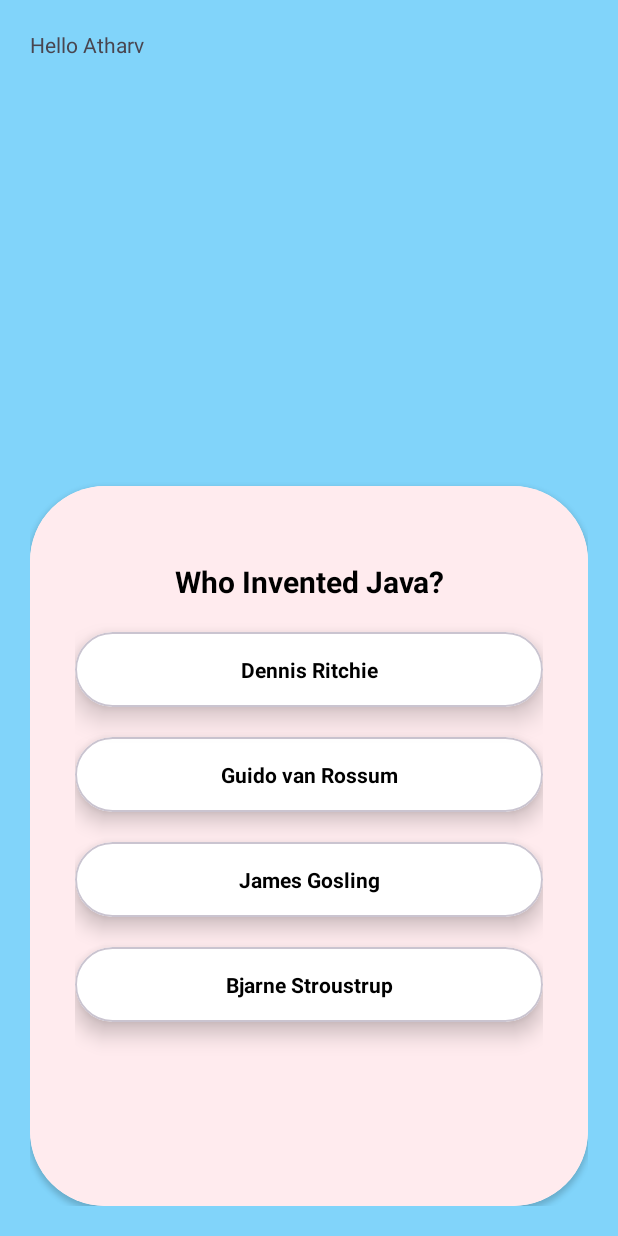
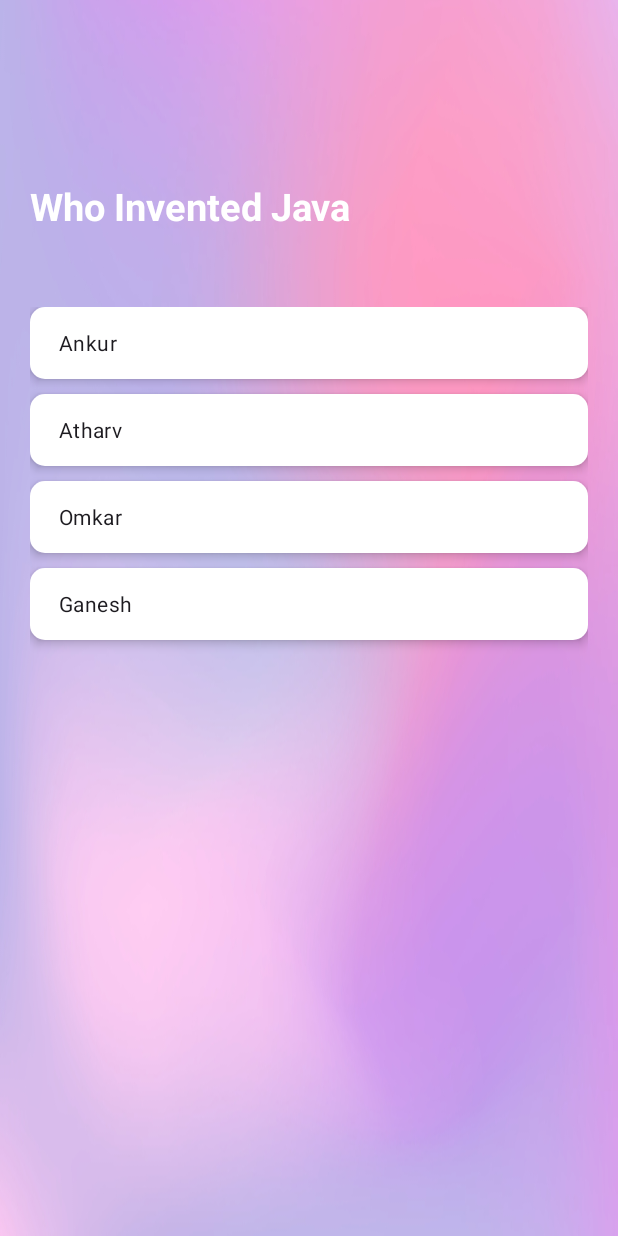
Before and after one commit to Coding-Champp/CodingChamp, an Android app: the screen it shows after launch (MainActivity), on a phone screen of 412 x 824 dp. Run offline under Robolectric (Android 15) with nearby library versions, the phone set to English and light mode, and no system bars.

Commit message:
1st Commit

```diff
--- a/app/src/main/java/com/example/codingchamp/MainActivity.java
+++ b/app/src/main/java/com/example/codingchamp/MainActivity.java
@@ -1,11 +1,10 @@
 package com.example.codingchamp;
 
 import android.content.Context;
-import android.graphics.Color;
 import android.media.AudioManager;
 import android.media.MediaPlayer;
 import android.os.Bundle;
-import android.view.View;
+import android.view.WindowManager;
 import android.widget.Toast;
 
 import androidx.appcompat.app.AppCompatActivity;
@@ -23,12 +22,12 @@ public class MainActivity extends AppCompatActivity {
     protected void onCreate(Bundle savedInstanceState) {
         super.onCreate(savedInstanceState);
         setContentView(R.layout.activity_main);
-
-        b1 = findViewById(R.id.b1);
-        b2 = findViewById(R.id.b2);
-        b3 = findViewById(R.id.b3);
-        b4 = findViewById(R.id.b4);
-
+        getWindow().setFlags(WindowManager.LayoutParams.FLAG_FULLSCREEN, WindowManager.LayoutParams.FLAG_FULLSCREEN);
+//        b1 = findViewById(R.id.b1);
+//        b2 = findViewById(R.id.b2);
+//        b3 = findViewById(R.id.b3);
+//        b4 = findViewById(R.id.b4);
+//
         mediaPlayer = MediaPlayer.create(this, R.raw.hindicopy);
         audioManager = (AudioManager) getSystemService(Context.AUDIO_SERVICE);
         int currentRingerMode = audioManager.getRingerMode();
@@ -37,42 +36,41 @@ public class MainActivity extends AppCompatActivity {
             audioManager.setStreamVolume(AudioManager.STREAM_MUSIC, audioManager.getStreamMaxVolume(AudioManager.STREAM_MUSIC), 0);
         }
 
-        b1.setOnClickListener(new View.OnClickListener() {
-            @Override
-            public void onClick(View view) {
-               b1.setCardBackgroundColor(Color.RED);
-               b2.setCardBackgroundColor(Color.WHITE);
-               b4.setCardBackgroundColor(Color.WHITE);
-
-               b3.setCardBackgroundColor(Color.GREEN);
-            }
-        });
-        b2.setOnClickListener(new View.OnClickListener() {
-            @Override
-            public void onClick(View view) {
-                b2.setCardBackgroundColor(Color.RED);
-                b1.setCardBackgroundColor(Color.WHITE);
-                b4.setCardBackgroundColor(Color.WHITE);
-                b3.setCardBackgroundColor(Color.GREEN);
-            }
-        });
-        b3.setOnClickListener(new View.OnClickListener() {
-            @Override
-            public void onClick(View view) {
-
-                b3.setCardBackgroundColor(Color.GREEN);
-            }
-        });
-        b4.setOnClickListener(new View.OnClickListener() {
-            @Override
-            public void onClick(View view) {
-                b4.setCardBackgroundColor(Color.RED);
-                b1.setCardBackgroundColor(Color.WHITE);
-                b2.setCardBackgroundColor(Color.WHITE);
-                b3.setCardBackgroundColor(Color.GREEN);
-            }
-        });
-
+//        b1.setOnClickListener(new View.OnClickListener() {
+//            @Override
+//            public void onClick(View view) {
+//               b1.setCardBackgroundColor(Color.RED);
+//               b2.setCardBackgroundColor(Color.WHITE);
+//               b4.setCardBackgroundColor(Color.WHITE);
+//
+//               b3.setCardBackgroundColor(Color.GREEN);
+//            }
+//        });
+//        b2.setOnClickListener(new View.OnClickListener() {
+//            @Override
+//            public void onClick(View view) {
+//                b2.setCardBackgroundColor(Color.RED);
+//                b1.setCardBackgroundColor(Color.WHITE);
+//                b4.setCardBackgroundColor(Color.WHITE);
+//                b3.setCardBackgroundColor(Color.GREEN);
+//            }
+//        });
+//        b3.setOnClickListener(new View.OnClickListener() {
+//            @Override
+//            public void onClick(View view) {
+//
+//                b3.setCardBackgroundColor(Color.GREEN);
+//            }
+//        });
+//        b4.setOnClickListener(new View.OnClickListener() {
+//            @Override
+//            public void onClick(View view) {
+//                b4.setCardBackgroundColor(Color.RED);
+//                b1.setCardBackgroundColor(Color.WHITE);
+//                b2.setCardBackgroundColor(Color.WHITE);
+//                b3.setCardBackgroundColor(Color.GREEN);
+//            }
+//        });
 
 
     }
--- /dev/null
+++ b/app/src/main/res/drawable/radio_selector.xml
@@ -0,0 +1,17 @@
+<?xml version="1.0" encoding="utf-8"?>
+<selector xmlns:android="http://schemas.android.com/apk/res/android">
+    <item android:state_checked="true">
+        <shape>
+            <solid android:color="#FFCDD2" />
+            <corners android:radius="10dp" />
+        </shape>
+    </item>
+
+
+    <item android:state_checked="false">
+        <shape>
+            <solid android:color="@color/white" />
+            <corners android:radius="10dp" />
+        </shape>
+    </item>
+</selector>
--- a/app/src/main/res/layout/activity_main.xml
+++ b/app/src/main/res/layout/activity_main.xml
@@ -1,126 +1,193 @@
 <?xml version="1.0" encoding="utf-8"?>
 <RelativeLayout xmlns:android="http://schemas.android.com/apk/res/android"
-    xmlns:app="http://schemas.android.com/apk/res-auto"
     xmlns:tools="http://schemas.android.com/tools"
     android:layout_width="match_parent"
     android:layout_height="match_parent"
+    android:background="@drawable/ui"
     android:orientation="vertical"
     android:padding="20dp"
-    android:background="#81D4FA"
     tools:context=".MainActivity">
-<TextView
-    android:layout_width="wrap_content"
-    android:layout_height="wrap_content"
-    android:text="Hello Atharv"
-    />
 
-<androidx.cardview.widget.CardView
-    android:layout_width="match_parent"
-    app:cardCornerRadius="50dp"
-    android:layout_height="480dp"
-    android:layout_alignParentBottom="true"
 
-    >
-    <LinearLayout
+    <TextView
+        android:id="@+id/question"
         android:layout_width="match_parent"
-        android:layout_height="match_parent"
-        android:orientation="vertical"
-        android:background="#FFEBEE"
-        android:paddingHorizontal="30dp"
-        >
-        <TextView
+        android:layout_height="wrap_content"
+        android:layout_marginTop="100dp"
+        android:text="Who Invented Java"
+        android:textColor="@color/white"
+        android:textSize="25dp"
+        android:textStyle="bold" />
+
+    <RadioGroup
+        android:layout_width="match_parent"
+        android:layout_height="wrap_content"
+        android:layout_below="@id/question"
+        android:layout_marginTop="50dp"
+        android:orientation="vertical">
+
+        <RadioButton
             android:layout_width="match_parent"
             android:layout_height="wrap_content"
-            android:text="Who Invented Java?"
-            android:layout_marginTop="50dp"
-            android:textAlignment="center"
-            android:textColor="@color/black"
-            android:textSize="20dp"
-            android:textStyle="bold"
+            android:layout_marginBottom="10dp"
+            android:background="@drawable/radio_selector"
+            android:button="@android:color/transparent"
+            android:elevation="4dp"
+            android:paddingHorizontal="20dp"
+            android:text="Ankur" />
 
-            />
+        <RadioButton
+            android:layout_width="match_parent"
+            android:layout_height="wrap_content"
+            android:layout_marginBottom="10dp"
+            android:background="@drawable/radio_selector"
+            android:button="@android:color/transparent"
+            android:elevation="4dp"
+            android:paddingHorizontal="20dp"
+            android:text="Atharv" />
+
+        <RadioButton
+            android:layout_width="match_parent"
+            android:layout_height="wrap_content"
+            android:layout_marginBottom="10dp"
+            android:background="@drawable/radio_selector"
+            android:button="@android:color/transparent"
+            android:elevation="4dp"
+            android:paddingHorizontal="20dp"
+            android:text="Omkar" />
+
+        <RadioButton
+            android:layout_width="match_parent"
+            android:layout_height="wrap_content"
+            android:layout_marginBottom="10dp"
+            android:background="@drawable/radio_selector"
+            android:button="@drawable/radio_selector"
+            android:elevation="4dp"
+            android:paddingHorizontal="20dp"
+            android:text="Ganesh" />
+    </RadioGroup>
 
 
-        <com.google.android.material.card.MaterialCardView
-            android:layout_width="match_parent"
-            android:layout_height="50dp"
-            android:background="@color/white"
-            app:cardCornerRadius="30dp"
-            android:layout_marginTop="20dp"
-            android:id="@+id/b1"
-            app:cardBackgroundColor="@color/white"
-            app:cardElevation="10dp"
-            >
-            <TextView
-                android:layout_width="match_parent"
-                android:layout_height="match_parent"
-                android:text="Dennis Ritchie"
-                android:textColor="@color/black"
-                android:textAlignment="center"
-                android:gravity="center"
-                android:textStyle="bold"
-                />
-        </com.google.android.material.card.MaterialCardView>
-        <com.google.android.material.card.MaterialCardView
-            android:layout_width="match_parent"
-            android:layout_height="50dp"
-            android:background="@color/white"
-            android:layout_marginTop="20dp"
-            app:cardCornerRadius="30dp"
-            android:id="@+id/b2"
-            app:cardBackgroundColor="@color/white"
-            app:cardElevation="8dp"
-            >
-            <TextView
-                android:layout_width="match_parent"
-                android:layout_height="match_parent"
-                android:text="Guido van Rossum"
-                android:textAlignment="center"
-                android:textColor="@color/black"
-                android:gravity="center"
-                android:textStyle="bold"
-                />
-        </com.google.android.material.card.MaterialCardView>
-        <com.google.android.material.card.MaterialCardView
-            android:layout_width="match_parent"
-            android:layout_height="50dp"
-            android:background="@color/white"
-            android:layout_marginTop="20dp"
-            android:id="@+id/b3"
-            app:cardCornerRadius="30dp"
-            app:cardBackgroundColor="@color/white"
-            app:cardElevation="8dp"            >
-            <TextView
-                android:layout_width="match_parent"
-                android:layout_height="match_parent"
-                android:text="James Gosling"
-                android:textColor="@color/black"
-                android:textAlignment="center"
-                android:gravity="center"
-                android:textStyle="bold"
-                />
-        </com.google.android.material.card.MaterialCardView>
-        <com.google.android.material.card.MaterialCardView
-            android:layout_width="match_parent"
-            android:layout_height="50dp"
-            android:background="@color/white"
-            android:layout_marginTop="20dp"
-            android:id="@+id/b4"
-            app:cardCornerRadius="30dp"
-            app:cardBackgroundColor="@color/white"
-            app:cardElevation="8dp"            >
-            <TextView
-                android:layout_width="match_parent"
-                android:layout_height="match_parent"
-                android:text="Bjarne Stroustrup"
-                android:textAlignment="center"
-                android:textColor="@color/black"
-                android:gravity="center"
-                android:textStyle="bold"
-                />
-        </com.google.android.material.card.MaterialCardView>
 
-    </LinearLayout>
-</androidx.cardview.widget.CardView>
+
+
+
+
+
+
+    <!--<TextView-->
+    <!--    android:layout_width="wrap_content"-->
+    <!--    android:layout_height="wrap_content"-->
+    <!--    android:text="Hello Atharv"-->
+    <!--    />-->
+
+    <!--<androidx.cardview.widget.CardView-->
+    <!--    android:layout_width="match_parent"-->
+    <!--    app:cardCornerRadius="50dp"-->
+    <!--    android:layout_height="480dp"-->
+    <!--    android:layout_alignParentBottom="true"-->
+
+    <!--    >-->
+    <!--    <LinearLayout-->
+    <!--        android:layout_width="match_parent"-->
+    <!--        android:layout_height="match_parent"-->
+    <!--        android:orientation="vertical"-->
+    <!--        android:background="#FFEBEE"-->
+    <!--        android:paddingHorizontal="30dp"-->
+    <!--        >-->
+    <!--        <TextView-->
+    <!--            android:layout_width="match_parent"-->
+    <!--            android:layout_height="wrap_content"-->
+    <!--            android:text="Who Invented Java?"-->
+    <!--            android:layout_marginTop="50dp"-->
+    <!--            android:textAlignment="center"-->
+    <!--            android:textColor="@color/black"-->
+    <!--            android:textSize="20dp"-->
+    <!--            android:textStyle="bold"-->
+
+    <!--            />-->
+
+
+    <!--        <com.google.android.material.card.MaterialCardView-->
+    <!--            android:layout_width="match_parent"-->
+    <!--            android:layout_height="50dp"-->
+    <!--            android:background="@color/white"-->
+    <!--            app:cardCornerRadius="30dp"-->
+    <!--            android:layout_marginTop="20dp"-->
+    <!--            android:id="@+id/b1"-->
+    <!--            app:cardBackgroundColor="@color/white"-->
+    <!--            app:cardElevation="10dp"-->
+    <!--            >-->
+    <!--            <TextView-->
+    <!--                android:layout_width="match_parent"-->
+    <!--                android:layout_height="match_parent"-->
+    <!--                android:text="Dennis Ritchie"-->
+    <!--                android:textColor="@color/black"-->
+    <!--                android:textAlignment="center"-->
+    <!--                android:gravity="center"-->
+    <!--                android:textStyle="bold"-->
+    <!--                />-->
+    <!--        </com.google.android.material.card.MaterialCardView>-->
+    <!--        <com.google.android.material.card.MaterialCardView-->
+    <!--            android:layout_width="match_parent"-->
+    <!--            android:layout_height="50dp"-->
+    <!--            android:background="@color/white"-->
+    <!--            android:layout_marginTop="20dp"-->
+    <!--            app:cardCornerRadius="30dp"-->
+    <!--            android:id="@+id/b2"-->
+    <!--            app:cardBackgroundColor="@color/white"-->
+    <!--            app:cardElevation="8dp"-->
+    <!--            >-->
+    <!--            <TextView-->
+    <!--                android:layout_width="match_parent"-->
+    <!--                android:layout_height="match_parent"-->
+    <!--                android:text="Guido van Rossum"-->
+    <!--                android:textAlignment="center"-->
+    <!--                android:textColor="@color/black"-->
+    <!--                android:gravity="center"-->
+    <!--                android:textStyle="bold"-->
+    <!--                />-->
+    <!--        </com.google.android.material.card.MaterialCardView>-->
+    <!--        <com.google.android.material.card.MaterialCardView-->
+    <!--            android:layout_width="match_parent"-->
+    <!--            android:layout_height="50dp"-->
+    <!--            android:background="@color/white"-->
+    <!--            android:layout_marginTop="20dp"-->
+    <!--            android:id="@+id/b3"-->
+    <!--            app:cardCornerRadius="30dp"-->
+    <!--            app:cardBackgroundColor="@color/white"-->
+    <!--            app:cardElevation="8dp"            >-->
+    <!--            <TextView-->
+    <!--                android:layout_width="match_parent"-->
+    <!--                android:layout_height="match_parent"-->
+    <!--                android:text="James Gosling"-->
+    <!--                android:textColor="@color/black"-->
+    <!--                android:textAlignment="center"-->
+    <!--                android:gravity="center"-->
+    <!--                android:textStyle="bold"-->
+    <!--                />-->
+    <!--        </com.google.android.material.card.MaterialCardView>-->
+    <!--        <com.google.android.material.card.MaterialCardView-->
+    <!--            android:layout_width="match_parent"-->
+    <!--            android:layout_height="50dp"-->
+    <!--            android:background="@color/white"-->
+    <!--            android:layout_marginTop="20dp"-->
+    <!--            android:id="@+id/b4"-->
+    <!--            app:cardCornerRadius="30dp"-->
+    <!--            app:cardBackgroundColor="@color/white"-->
+    <!--            app:cardElevation="8dp"            >-->
+    <!--            <TextView-->
+    <!--                android:layout_width="match_parent"-->
+    <!--                android:layout_height="match_parent"-->
+    <!--                android:text="Bjarne Stroustrup"-->
+    <!--                android:textAlignment="center"-->
+    <!--                android:textColor="@color/black"-->
+    <!--                android:gravity="center"-->
+    <!--                android:textStyle="bold"-->
+    <!--                />-->
+    <!--        </com.google.android.material.card.MaterialCardView>-->
+
+    <!--    </LinearLayout>-->
+    <!--</androidx.cardview.widget.CardView>-->
 
 </RelativeLayout>
```
Also changed, not shown: app/src/main/res/drawable/ui.jpeg (added).
